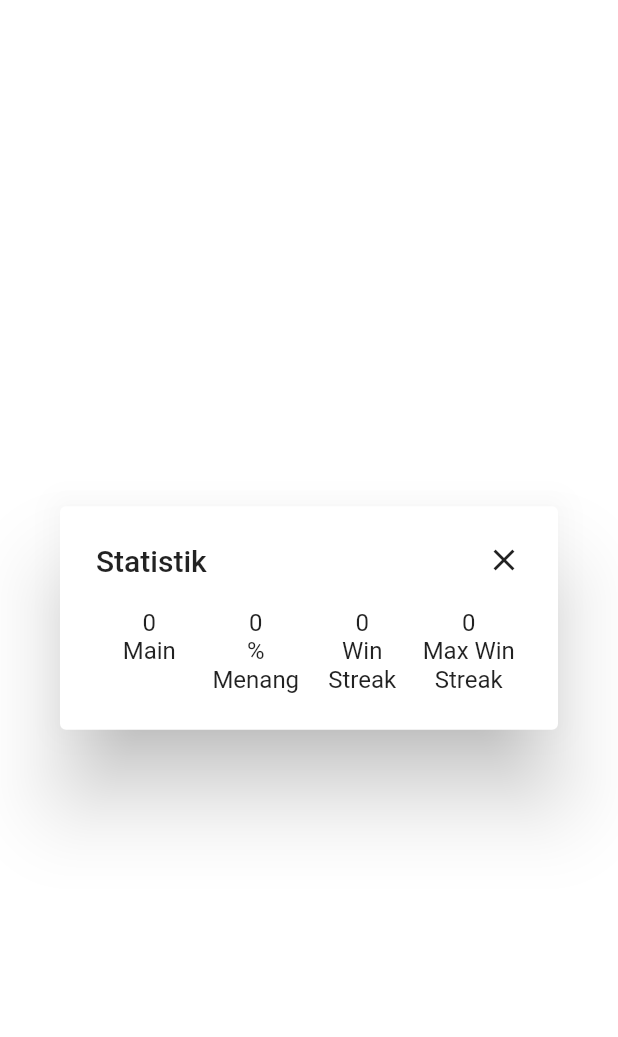
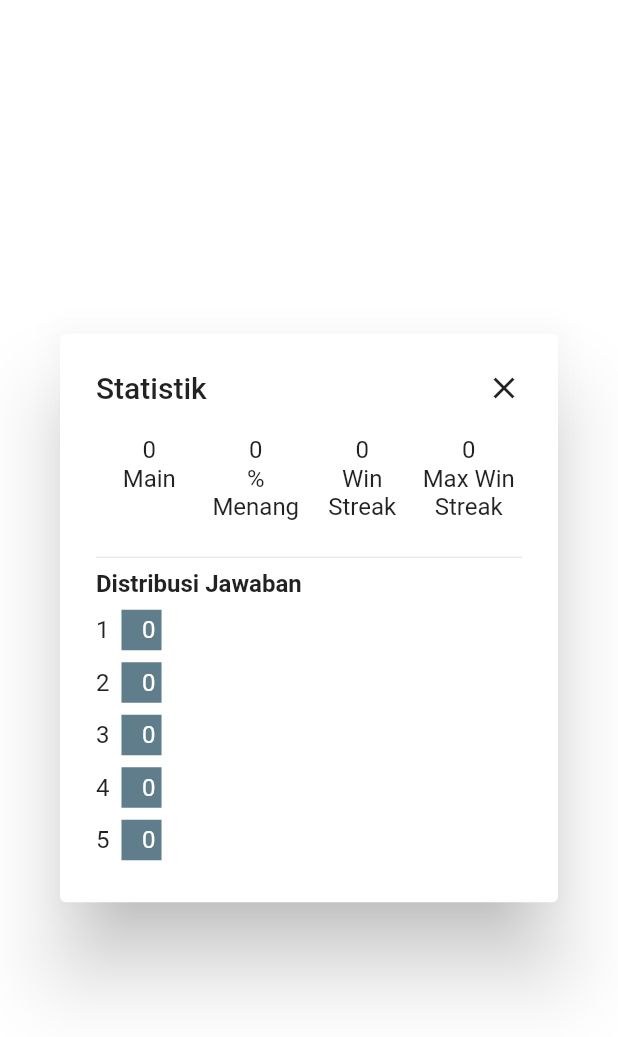
Before and after one commit to LittleFireflies/wotla, a Flutter app: the StatisticDialogView widget shown alone on an empty page, opened directly, on a phone screen of 412 x 824 dp. Shown: the top 1037 px of the screen. Run offline on Flutter 3.47's test engine with Material 2 defaults, Android fonts, the phone set to English and light mode, and no system bars; our stand-ins replace equatable, flutter_bloc, flutter_countdown_timer, share_plus, shared_preferences; accounts and stored records are empty; network calls fail.

Commit message:
Dev answer distribution (#14)
* answer distribution widget

* count answer distributions on bloc

* show answer distribution bars

* refactor code (extract widgets)

* delete unused code

```diff
--- a/lib/features/statistic/bloc/statistic_bloc.dart
+++ b/lib/features/statistic/bloc/statistic_bloc.dart
@@ -30,6 +30,13 @@ class StatisticBloc extends Bloc<StatisticEvent, StatisticState> {
 
     try {
       final userRecords = await _repository.readUserRecords();
+      final answerDistributions = <int, int>{
+        1: 0,
+        2: 0,
+        3: 0,
+        4: 0,
+        5: 0,
+      };
 
       if (userRecords != null) {
         final completedGames = userRecords.records.exclude(
@@ -55,25 +62,32 @@ class StatisticBloc extends Bloc<StatisticEvent, StatisticState> {
           filledRecords.entries.map((e) => e.value.correct).toList(),
         );
 
+        winGamesRecord.forEach((key, value) {
+          answerDistributions[value.histories.length] =
+              (answerDistributions[value.histories.length] ?? 0) + 1;
+        });
+
         emit(
           StatisticLoadedState(
-            UserStatistic(
+            statistic: UserStatistic(
               gamesPlayed: gamesPlayed,
               winPercentage: winPercentage,
               winStreak: latestWinStreak,
               maxWinStreak: maxWinStreak,
             ),
+            answerDistributions: answerDistributions,
           ),
         );
       } else {
         emit(
-          const StatisticLoadedState(
-            UserStatistic(
+          StatisticLoadedState(
+            statistic: const UserStatistic(
               gamesPlayed: 0,
               winPercentage: 0,
               winStreak: 0,
               maxWinStreak: 0,
             ),
+            answerDistributions: answerDistributions,
           ),
         );
       }
--- a/lib/features/statistic/bloc/statistic_state.dart
+++ b/lib/features/statistic/bloc/statistic_state.dart
@@ -14,11 +14,18 @@ class StatisticLoadingState extends StatisticState {
 
 class StatisticLoadedState extends StatisticState {
   final UserStatistic statistic;
+  final Map<int, int> answerDistributions;
 
-  const StatisticLoadedState(this.statistic);
+  const StatisticLoadedState({
+    required this.statistic,
+    required this.answerDistributions,
+  });
 
   @override
-  List<Object?> get props => [statistic];
+  List<Object?> get props => [
+        statistic,
+        answerDistributions,
+      ];
 }
 
 class StatisticLoadErrorState extends StatisticState {
--- a/lib/features/statistic/view/statistic_dialog.dart
+++ b/lib/features/statistic/view/statistic_dialog.dart
@@ -1,3 +1,5 @@
+import 'dart:math';
+
 import 'package:flutter/material.dart';
 import 'package:flutter_bloc/flutter_bloc.dart';
 import 'package:shared_preferences/shared_preferences.dart';
@@ -7,6 +9,8 @@ import 'package:wotla/data/storage/wotla_shared_preferences.dart';
 import 'package:wotla/features/statistic/bloc/statistic_bloc.dart';
 import 'package:wotla/features/statistic/bloc/statistic_event.dart';
 import 'package:wotla/features/statistic/bloc/statistic_state.dart';
+import 'package:wotla/features/statistic/widgets/answer_distribution_bar.dart';
+import 'package:wotla/features/statistic/widgets/statistic_text.dart';
 
 class StatisticDialog extends StatelessWidget {
   const StatisticDialog({
@@ -54,58 +58,65 @@ class StatisticDialogView extends StatelessWidget {
       content: BlocBuilder<StatisticBloc, StatisticState>(
         builder: (context, state) {
           if (state is StatisticLoadedState) {
+            final maxDistributions = state.answerDistributions.entries
+                .map((e) => e.value)
+                .reduce(max);
+
             return Column(
               mainAxisSize: MainAxisSize.min,
+              crossAxisAlignment: CrossAxisAlignment.start,
               children: [
                 Row(
                   crossAxisAlignment: CrossAxisAlignment.start,
                   children: [
                     Expanded(
-                      child: Column(
-                        children: [
-                          Text(state.statistic.gamesPlayed.toString()),
-                          const Text(
-                            'Main',
-                            textAlign: TextAlign.center,
-                          ),
-                        ],
+                      child: StatisticText(
+                        value: state.statistic.gamesPlayed.toString(),
+                        label: 'Main',
                       ),
                     ),
                     Expanded(
-                      child: Column(
-                        children: [
-                          Text(state.statistic.winPercentage.toString()),
-                          const Text(
-                            '% Menang',
-                            textAlign: TextAlign.center,
-                          ),
-                        ],
+                      child: StatisticText(
+                        value: state.statistic.winPercentage.toString(),
+                        label: '% Menang',
                       ),
                     ),
                     Expanded(
-                      child: Column(
-                        children: [
-                          Text(state.statistic.winStreak.toString()),
-                          const Text(
-                            'Win Streak',
-                            textAlign: TextAlign.center,
-                          ),
-                        ],
+                      child: StatisticText(
+                        value: state.statistic.winStreak.toString(),
+                        label: 'Win Streak',
                       ),
                     ),
                     Expanded(
-                      child: Column(
-                        children: [
-                          Text(state.statistic.maxWinStreak.toString()),
-                          const Text(
-                            'Max Win Streak',
-                            textAlign: TextAlign.center,
-                          ),
-                        ],
+                      child: StatisticText(
+                        value: state.statistic.maxWinStreak.toString(),
+                        label: 'Max Win Streak',
                       ),
                     ),
                   ],
                 ),
+                const SizedBox(height: 16),
+                const Divider(),
+                const Text(
+                  'Distribusi Jawaban',
+                  style: TextStyle(fontWeight: FontWeight.bold),
+                ),
+                const SizedBox(height: 4),
+                Column(
+                  children: state.answerDistributions.entries.map((answer) {
+                    const minRatio = 0.10;
+                    double ratio = answer.value / maxDistributions;
+                    if (ratio.isNaN) {
+                      ratio = minRatio;
+                    }
+
+                    return AnswerDistributionBar(
+                      ratio: [ratio, minRatio].reduce(max),
+                      label: answer.key.toString(),
+                      value: answer.value.toString(),
+                    );
+                  }).toList(),
+                )
               ],
             );
           } else if (state is StatisticLoadErrorState) {
--- /dev/null
+++ b/lib/features/statistic/widgets/answer_distribution_bar.dart
@@ -0,0 +1,42 @@
+import 'package:flutter/material.dart';
+
+class AnswerDistributionBar extends StatelessWidget {
+  final double ratio;
+  final String label;
+  final String value;
+
+  const AnswerDistributionBar({
+    Key? key,
+    required this.ratio,
+    required this.label,
+    required this.value,
+  }) : super(key: key);
+
+  @override
+  Widget build(BuildContext context) {
+    return Padding(
+      padding: const EdgeInsets.symmetric(vertical: 4.0),
+      child: Row(
+        children: [
+          Text(label),
+          const SizedBox(width: 8),
+          Expanded(
+            child: FractionallySizedBox(
+              alignment: Alignment.topLeft,
+              widthFactor: ratio,
+              child: Container(
+                color: Colors.blueGrey,
+                padding: const EdgeInsets.all(4.0),
+                child: Text(
+                  value,
+                  style: const TextStyle(color: Colors.white),
+                  textAlign: TextAlign.end,
+                ),
+              ),
+            ),
+          ),
+        ],
+      ),
+    );
+  }
+}
--- /dev/null
+++ b/lib/features/statistic/widgets/statistic_text.dart
@@ -0,0 +1,25 @@
+import 'package:flutter/material.dart';
+
+class StatisticText extends StatelessWidget {
+  final String value;
+  final String label;
+
+  const StatisticText({
+    Key? key,
+    required this.value,
+    required this.label,
+  }) : super(key: key);
+
+  @override
+  Widget build(BuildContext context) {
+    return Column(
+      children: [
+        Text(value),
+        Text(
+          label,
+          textAlign: TextAlign.center,
+        ),
+      ],
+    );
+  }
+}
```
Also changed, not shown: 1 other file.
